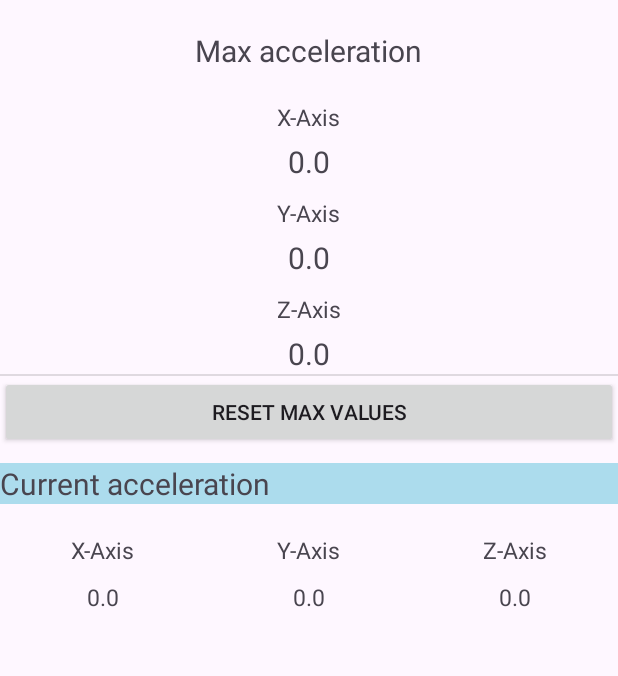
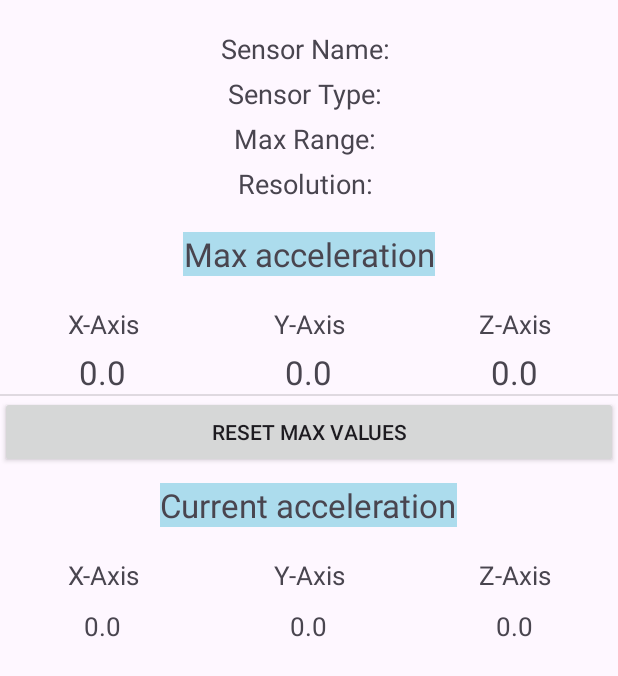
Before and after one commit to btabuenca/Accelerometer, an Android app: the screen it shows after launch (MainActivity), on a phone screen of 412 x 824 dp. Shown: the top 676 px of the screen. Run offline under Robolectric (Android 15) with nearby library versions, the phone set to English and light mode, and no system bars.

Commit message:
Improved UI and print sensor characteristics

```diff
--- a/app/src/main/java/es/upm/btb/accelerometer/MainActivity.java
+++ b/app/src/main/java/es/upm/btb/accelerometer/MainActivity.java
@@ -12,7 +12,6 @@ import android.util.Log;
 import android.view.View;
 import android.widget.Button;
 import android.widget.TextView;
-
 
 public class MainActivity extends Activity implements SensorEventListener {
 
@@ -35,7 +34,8 @@ public class MainActivity extends Activity implements SensorEventListener {
     public Vibrator v;
 
     private TextView currentX, currentY, currentZ, maxX, maxY, maxZ;
-    private Button butReset, butSaveMax, butSaveCurrent;
+    private TextView sensorName, sensorType, maxRange, resolution;
+    private Button butReset;
 
     @Override
     public void onCreate(Bundle savedInstanceState) {
@@ -49,6 +49,16 @@ public class MainActivity extends Activity implements SensorEventListener {
             Log.e(TAG, "Success! we have an accelerometer");
 
             accelerometer = sensorManager.getDefaultSensor(Sensor.TYPE_ACCELEROMETER);
+            String sensorNameStr = accelerometer.getName();
+            int sensorTypeInt = accelerometer.getType();
+            float maxRangeFloat = accelerometer.getMaximumRange();
+            float resolutionFloat = accelerometer.getResolution();
+
+            sensorName.setText("Sensor Name: " + sensorNameStr);
+            sensorType.setText("Sensor Type: " + sensorTypeInt);
+            maxRange.setText("Max Range: " + maxRangeFloat);
+            resolution.setText("Resolution: " + resolutionFloat);
+
             sensorManager.registerListener(this, accelerometer, SensorManager.SENSOR_DELAY_NORMAL);
             vibrateThreshold = accelerometer.getMaximumRange() / 2;
 
@@ -59,7 +69,6 @@ public class MainActivity extends Activity implements SensorEventListener {
 
         // Initialize vibration
         v = (Vibrator) this.getSystemService(Context.VIBRATOR_SERVICE);
-
     }
 
     public void initializeViews() {
@@ -70,6 +79,11 @@ public class MainActivity extends Activity implements SensorEventListener {
         maxX = (TextView) findViewById(R.id.maxX);
         maxY = (TextView) findViewById(R.id.maxY);
         maxZ = (TextView) findViewById(R.id.maxZ);
+
+        sensorName = (TextView) findViewById(R.id.sensorName);
+        sensorType = (TextView) findViewById(R.id.sensorType);
+        maxRange = (TextView) findViewById(R.id.maxRange);
+        resolution = (TextView) findViewById(R.id.resolution);
 
         // Reset button listener
         butReset = (Button) findViewById(R.id.buttonReset);
@@ -85,21 +99,17 @@ public class MainActivity extends Activity implements SensorEventListener {
 
                 // display empty values
                 displayReset();
-
             }
         });
-
-
-
     }
 
-    //onResume() register the accelerometer to start listening to events
+    // onResume() register the accelerometer to start listening to events
     protected void onResume() {
         super.onResume();
         sensorManager.registerListener(this, accelerometer, SensorManager.SENSOR_DELAY_NORMAL);
     }
 
-    //onPause() unregister the accelerometer to stop listening to events
+    // onPause() unregister the accelerometer to stop listening to events
     protected void onPause() {
         super.onPause();
         sensorManager.unregisterListener(this);
@@ -107,12 +117,10 @@ public class MainActivity extends Activity implements SensorEventListener {
 
     @Override
     public void onAccuracyChanged(Sensor sensor, int accuracy) {
-
     }
 
     @Override
     public void onSensorChanged(SensorEvent event) {
-
         // clean current values
         displayCleanValues();
         // display the current x,y,z accelerometer values
@@ -136,7 +144,6 @@ public class MainActivity extends Activity implements SensorEventListener {
         lastZ = event.values[2];
 
         vibrate();
-
     }
 
     // if the change in the accelerometer value is big enough, then vibrate!
@@ -184,7 +191,5 @@ public class MainActivity extends Activity implements SensorEventListener {
             deltaZMax = deltaZ;
             maxZ.setText(Float.toString(deltaZMax));
         }
-
     }
-
 }
--- a/app/src/main/res/layout/activity_main.xml
+++ b/app/src/main/res/layout/activity_main.xml
@@ -7,13 +7,64 @@
     android:orientation="vertical"
     android:paddingTop="20dp" >
 
+
+    <!-- Sensor Information -->
+    <TextView
+        android:id="@+id/sensorName"
+        android:layout_width="wrap_content"
+        android:layout_height="wrap_content"
+        android:text="Sensor Name: "
+        android:textSize="18sp"
+        android:layout_marginBottom="5dp" />
+
+    <TextView
+        android:id="@+id/sensorType"
+        android:layout_width="wrap_content"
+        android:layout_height="wrap_content"
+        android:text="Sensor Type: "
+        android:textSize="18sp"
+        android:layout_marginBottom="5dp" />
+
+    <TextView
+        android:id="@+id/maxRange"
+        android:layout_width="wrap_content"
+        android:layout_height="wrap_content"
+        android:text="Max Range: "
+        android:textSize="18sp"
+        android:layout_marginBottom="5dp" />
+
+    <TextView
+        android:id="@+id/resolution"
+        android:layout_width="wrap_content"
+        android:layout_height="wrap_content"
+        android:text="Resolution: "
+        android:textSize="18sp"
+        android:layout_marginBottom="20dp" />
+
+
+
     <TextView
         android:layout_width="wrap_content"
         android:layout_height="wrap_content"
         android:layout_gravity="center"
         android:layout_marginBottom="10dp"
+        android:background="#ffacdced"
         android:text="Max acceleration"
-        android:textSize="20sp" />
+        android:textSize="22sp"
+        android:gravity="center" />
+
+    <LinearLayout
+        android:layout_width="match_parent"
+        android:layout_height="wrap_content"
+        android:gravity="center|top"
+        android:orientation="horizontal" >
+
+        <LinearLayout
+            android:layout_width="0dp"
+            android:layout_height="wrap_content"
+            android:layout_weight="0.33"
+            android:gravity="center"
+            android:orientation="vertical" >
 
             <TextView
                 android:layout_width="wrap_content"
@@ -21,7 +72,8 @@
                 android:layout_gravity="center"
                 android:layout_marginTop="10dp"
                 android:text="X-Axis"
-        android:textSize="15dp" />
+                android:textSize="17sp"
+                android:gravity="center" />
 
             <TextView
                 android:id="@+id/maxX"
@@ -30,7 +82,16 @@
                 android:layout_gravity="center"
                 android:layout_marginTop="5dp"
                 android:text="0.0"
-        android:textSize="20dp" />
+                android:textSize="22sp"
+                android:gravity="center" />
+        </LinearLayout>
+
+        <LinearLayout
+            android:layout_width="0dp"
+            android:layout_height="wrap_content"
+            android:layout_weight="0.33"
+            android:gravity="center"
+            android:orientation="vertical" >
 
             <TextView
                 android:layout_width="wrap_content"
@@ -38,7 +99,8 @@
                 android:layout_gravity="center"
                 android:layout_marginTop="10dp"
                 android:text="Y-Axis"
-        android:textSize="15dp" />
+                android:textSize="17sp"
+                android:gravity="center" />
 
             <TextView
                 android:id="@+id/maxY"
@@ -47,7 +109,16 @@
                 android:layout_gravity="center"
                 android:layout_marginTop="5dp"
                 android:text="0.0"
-        android:textSize="20dp" />
+                android:textSize="22sp"
+                android:gravity="center" />
+        </LinearLayout>
+
+        <LinearLayout
+            android:layout_width="0dp"
+            android:layout_height="wrap_content"
+            android:layout_weight="0.33"
+            android:gravity="center"
+            android:orientation="vertical" >
 
             <TextView
                 android:layout_width="wrap_content"
@@ -55,7 +126,8 @@
                 android:layout_gravity="center"
                 android:layout_marginTop="10dp"
                 android:text="Z-Axis"
-        android:textSize="15dp" />
+                android:textSize="17sp"
+                android:gravity="center" />
 
             <TextView
                 android:id="@+id/maxZ"
@@ -64,7 +136,10 @@
                 android:layout_gravity="center"
                 android:layout_marginTop="5dp"
                 android:text="0.0"
-        android:textSize="20dp" />
+                android:textSize="22sp"
+                android:gravity="center" />
+        </LinearLayout>
+    </LinearLayout>
 
     <View
         android:id="@+id/divider"
@@ -80,14 +155,15 @@
         android:text="Reset max values" />
 
     <TextView
-        android:layout_width="match_parent"
+        android:layout_width="wrap_content"
         android:layout_height="wrap_content"
         android:layout_gravity="center"
         android:layout_marginTop="10dp"
         android:layout_marginBottom="10dp"
         android:text="Current acceleration"
         android:background="#ffacdced"
-        android:textSize="20sp" />
+        android:textSize="22sp"
+        android:gravity="center" />
 
     <LinearLayout
         android:layout_width="match_parent"
@@ -108,7 +184,8 @@
                 android:layout_gravity="center"
                 android:layout_marginTop="10dp"
                 android:text="X-Axis"
-                android:textSize="15dp" />
+                android:textSize="17sp"
+                android:gravity="center" />
 
             <TextView
                 android:id="@+id/currentX"
@@ -117,7 +194,8 @@
                 android:layout_gravity="center"
                 android:layout_marginTop="10dp"
                 android:text="0.0"
-                android:textSize="15dp" />
+                android:textSize="17sp"
+                android:gravity="center" />
         </LinearLayout>
 
         <LinearLayout
@@ -133,7 +211,8 @@
                 android:layout_gravity="center"
                 android:layout_marginTop="10dp"
                 android:text="Y-Axis"
-                android:textSize="15dp" />
+                android:textSize="17sp"
+                android:gravity="center" />
 
             <TextView
                 android:id="@+id/currentY"
@@ -142,7 +221,8 @@
                 android:layout_gravity="center"
                 android:layout_marginTop="10dp"
                 android:text="0.0"
-                android:textSize="15dp" />
+                android:textSize="17sp"
+                android:gravity="center" />
         </LinearLayout>
 
         <LinearLayout
@@ -158,7 +238,8 @@
                 android:layout_gravity="center"
                 android:layout_marginTop="10dp"
                 android:text="Z-Axis"
-                android:textSize="15dp" />
+                android:textSize="17sp"
+                android:gravity="center" />
 
             <TextView
                 android:id="@+id/currentZ"
@@ -167,7 +248,8 @@
                 android:layout_gravity="center"
                 android:layout_marginTop="10dp"
                 android:text="0.0"
-                android:textSize="15dp" />
+                android:textSize="17sp"
+                android:gravity="center" />
         </LinearLayout>
     </LinearLayout>
 
```
Lines whose indentation alone changed are shown as unchanged.
